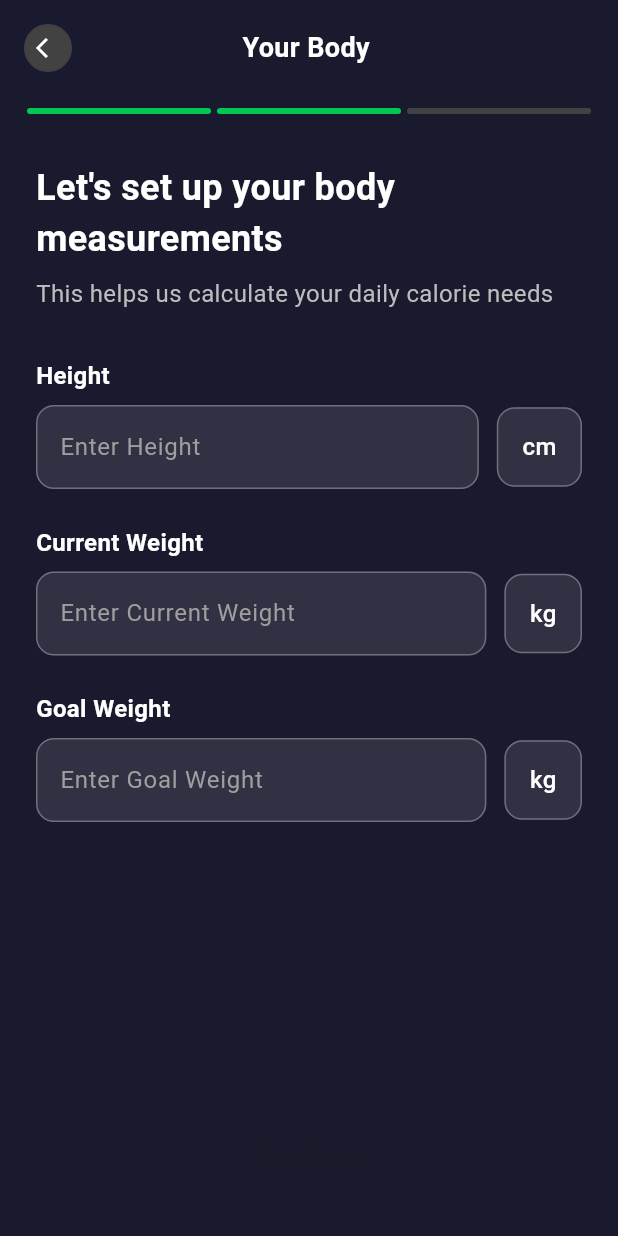
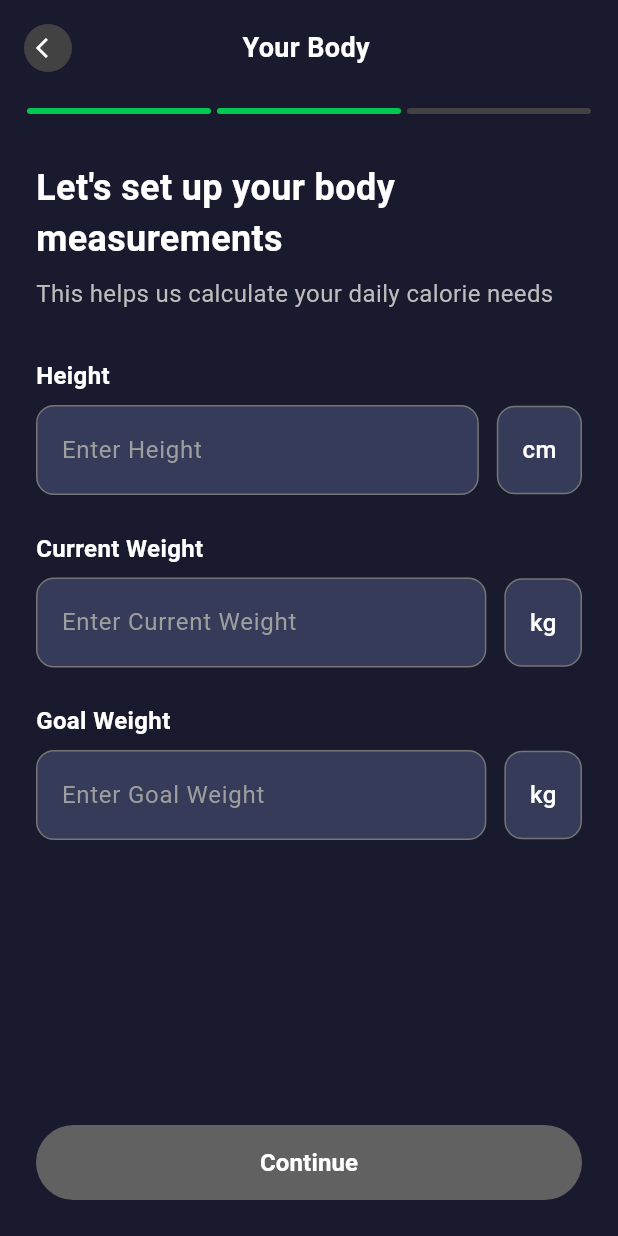
Before and after one commit to fachryghalibi/counting_calories_app, a Flutter app: the OnboardingFlow screen opened by its route, swiped to page 2, on a phone screen of 412 x 824 dp. Run offline on Flutter 3.47's test engine with Material 3 defaults, Android fonts, the phone set to English and light mode, and no system bars; our stand-ins replace camera, shared_preferences; accounts and stored records are empty.

Commit message:
warna field

```diff
--- a/lib/screens/pages/body_measure_page.dart
+++ b/lib/screens/pages/body_measure_page.dart
@@ -1,7 +1,8 @@
-// pages/body_measure_page.dart - Updated for double values
+// pages/body_measure_page.dart - Updated with consistent colors and snackbar
 import 'package:flutter/material.dart';
 import 'package:flutter/services.dart';
 import 'package:aplikasi_counting_calories/models/user_data.dart';
+import 'dart:async';
 
 class BodyMeasurementsPage extends StatefulWidget {
   final UserData userData;
@@ -25,6 +26,7 @@
   late TextEditingController _heightController;
   late TextEditingController _weightController;
   late TextEditingController _goalWeightController;
+  bool _isLoading = false;
 
   @override
   void initState() {
@@ -48,6 +50,65 @@
     _weightController.dispose();
     _goalWeightController.dispose();
     super.dispose();
+  }
+
+  // Custom floating snackbar function (same as personal info)
+  void _showFloatingSnackBar(BuildContext context, String message, {required bool isSuccess}) {
+    final overlay = Overlay.of(context);
+    late OverlayEntry overlayEntry;
+
+    overlayEntry = OverlayEntry(
+      builder: (context) => Positioned(
+        bottom: 30,
+        left: 20,
+        right: 20,
+        child: Material(
+          color: Colors.transparent,
+          child: Container(
+            padding: EdgeInsets.symmetric(horizontal: 16, vertical: 12),
+            decoration: BoxDecoration(
+              color: isSuccess ? Colors.green.withOpacity(0.9) : Colors.red.withOpacity(0.9),
+              borderRadius: BorderRadius.circular(12),
+              boxShadow: [
+                BoxShadow(
+                  color: Colors.black.withOpacity(0.2),
+                  blurRadius: 8,
+                  offset: Offset(0, 4),
+                ),
+              ],
+            ),
+            child: Row(
+              mainAxisSize: MainAxisSize.min,
+              children: [
+                Icon(
+                  isSuccess ? Icons.check_circle : Icons.error,
+                  color: Colors.white,
+                  size: 20,
+                ),
+                SizedBox(width: 8),
+                Expanded(
+                  child: Text(
+                    message,
+                    style: TextStyle(
+                      color: Colors.white,
+                      fontSize: 14,
+                      fontWeight: FontWeight.w500,
+                    ),
+                  ),
+                ),
+              ],
+            ),
+          ),
+        ),
+      ),
+    );
+
+    overlay.insert(overlayEntry);
+
+    // Auto remove after 3 seconds
+    Timer(Duration(seconds: 3), () {
+      overlayEntry.remove();
+    });
   }
 
   void _updateHeight(String value) {
@@ -135,6 +196,48 @@
     });
   }
 
+  // Function to simulate saving body measurements
+  Future<void> _saveAndNext() async {
+    setState(() {
+      _isLoading = true;
+    });
+
+    try {
+      // Validate inputs
+      if (!widget.userData.hasCompleteBodyMeasurements) {
+        throw Exception('Please complete all body measurements');
+      }
+
+      // Simulate API call delay
+      await Future.delayed(Duration(milliseconds: 1000));
+
+      // Show success message
+      _showFloatingSnackBar(
+        context,
+        'Body measurements saved successfully!',
+        isSuccess: true,
+      );
+
+      // Delay a bit for user to see the snackbar
+      await Future.delayed(Duration(milliseconds: 500));
+
+      // Call next callback
+      widget.onNext();
+
+    } catch (e) {
+      // Show error message
+      _showFloatingSnackBar(
+        context,
+        e.toString().replaceFirst('Exception: ', ''),
+        isSuccess: false,
+      );
+    } finally {
+      setState(() {
+        _isLoading = false;
+      });
+    }
+  }
+
   @override
   Widget build(BuildContext context) {
     return Padding(
@@ -200,9 +303,9 @@
             Container(
               padding: EdgeInsets.all(16),
               decoration: BoxDecoration(
-                color: Colors.white.withOpacity(0.1),
+                color: Color(0xFF363B59), // Match personal info color
                 borderRadius: BorderRadius.circular(12),
-                border: Border.all(color: Colors.white.withOpacity(0.2)),
+                border: Border.all(color: Colors.grey[600]!), // Match personal info border
               ),
               child: Column(
                 crossAxisAlignment: CrossAxisAlignment.start,
@@ -244,30 +347,50 @@
 
           Spacer(),
 
-          // Next Button
+          // Next Button - Updated to match personal info style
           if (widget.showNextButton)
             SizedBox(
               width: double.infinity,
+              height: 50,
               child: ElevatedButton(
-                onPressed: widget.userData.hasCompleteBodyMeasurements
-                    ? widget.onNext
+                onPressed: widget.userData.hasCompleteBodyMeasurements && !_isLoading
+                    ? _saveAndNext
                     : null,
                 style: ElevatedButton.styleFrom(
-                  backgroundColor: widget.userData.hasCompleteBodyMeasurements
-                      ? Colors.white
-                      : Colors.grey[600],
-                  foregroundColor: widget.userData.hasCompleteBodyMeasurements
-                      ? Color(0xFF1A1A2E)
-                      : Colors.grey[400],
-                  padding: EdgeInsets.symmetric(vertical: 16),
+                  backgroundColor: const Color(0xFF007AFF), // Match personal info button color
+                  disabledBackgroundColor: Colors.grey[700],
                   shape: RoundedRectangleBorder(
-                    borderRadius: BorderRadius.circular(12),
+                    borderRadius: BorderRadius.circular(26), // Match personal info border radius
                   ),
                   elevation: 0,
                 ),
-                child: Text(
+                child: _isLoading
+                  ? Row(
+                      mainAxisAlignment: MainAxisAlignment.center,
+                      children: [
+                        SizedBox(
+                          width: 20,
+                          height: 20,
+                          child: CircularProgressIndicator(
+                            strokeWidth: 2,
+                            valueColor: AlwaysStoppedAnimation<Color>(Colors.white),
+                          ),
+                        ),
+                        SizedBox(width: 12),
+                        Text(
+                          'Saving...',
+                          style: TextStyle(
+                            color: Colors.white,
+                            fontSize: 16,
+                            fontWeight: FontWeight.w600,
+                          ),
+                        ),
+                      ],
+                    )
+                  : Text(
                       'Continue',
                       style: TextStyle(
+                        color: Colors.white,
                         fontSize: 16,
                         fontWeight: FontWeight.w600,
                       ),
@@ -302,9 +425,16 @@
         Row(
           children: [
             Expanded(
+              child: Container(
+                decoration: BoxDecoration(
+                  borderRadius: BorderRadius.circular(12),
+                  color: Color(0xFF363B59), // Match personal info background color
+                  border: Border.all(color: Colors.grey[600]!), // Match personal info border
+                ),
                 child: TextFormField(
                   controller: controller,
                   keyboardType: keyboardType,
+                  enabled: !_isLoading,
                   inputFormatters: [
                     FilteringTextInputFormatter.allow(RegExp(r'^\d*\.?\d*')),
                   ],
@@ -315,33 +445,22 @@
                   decoration: InputDecoration(
                     hintText: 'Enter $label',
                     hintStyle: TextStyle(color: Colors.grey[500]),
-                  filled: true,
-                  fillColor: Colors.white.withOpacity(0.1),
-                  border: OutlineInputBorder(
-                    borderRadius: BorderRadius.circular(12),
-                    borderSide: BorderSide(color: Colors.white.withOpacity(0.3)),
-                  ),
-                  focusedBorder: OutlineInputBorder(
-                    borderRadius: BorderRadius.circular(12),
-                    borderSide: BorderSide(color: Colors.white, width: 2),
-                  ),
-                  enabledBorder: OutlineInputBorder(
-                    borderRadius: BorderRadius.circular(12),
-                    borderSide: BorderSide(color: Colors.white.withOpacity(0.3)),
-                  ),
+                    border: InputBorder.none, // Remove default border
+                    contentPadding: EdgeInsets.symmetric(horizontal: 16, vertical: 17), // Match personal info padding
                   ),
                   onChanged: onChanged,
                 ),
               ),
+            ),
             SizedBox(width: 12),
             GestureDetector(
-              onTap: onUnitToggle,
+              onTap: _isLoading ? null : onUnitToggle,
               child: Container(
-                padding: EdgeInsets.symmetric(horizontal: 16, vertical: 14),
+                padding: EdgeInsets.symmetric(horizontal: 16, vertical: 17), // Match input field height
                 decoration: BoxDecoration(
-                  color: Colors.white.withOpacity(0.1),
+                  color: Color(0xFF363B59), // Match personal info background color
                   borderRadius: BorderRadius.circular(12),
-                  border: Border.all(color: Colors.white.withOpacity(0.3)),
+                  border: Border.all(color: Colors.grey[600]!), // Match personal info border
                 ),
                 child: Text(
                   unit,
```
Lines whose indentation alone changed are shown as unchanged.
